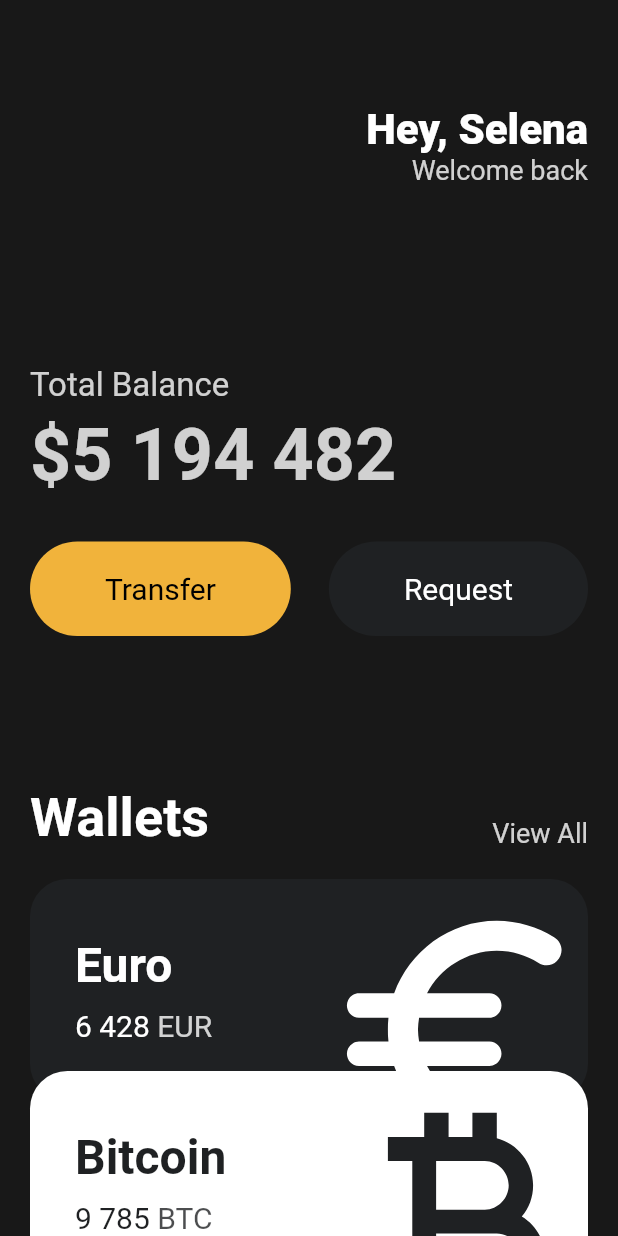
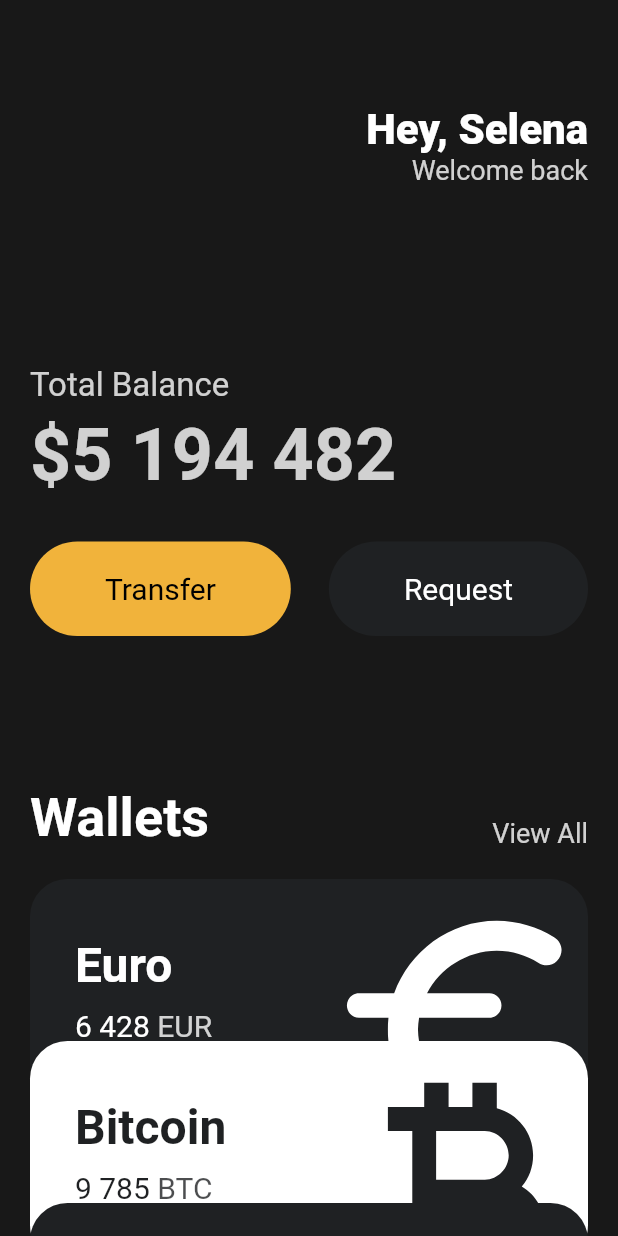
Before and after one commit to danpung2/flutter_toonflix, a Flutter app: the screen it shows after launch, on a phone screen of 412 x 824 dp. Run offline on Flutter 3.47's test engine with Material 2 defaults, Android fonts, the phone set to English and light mode, and no system bars.

Commit message:
modify: card offset int CurrencyCard

```diff
--- a/lib/main.dart
+++ b/lib/main.dart
@@ -120,26 +120,23 @@ class App extends StatelessWidget {
                   amount: "6 428",
                   icon: Icons.euro_rounded,
                   isInverted: false,
+                  order: 0,
                 ),
-                Transform.translate(
-                  offset: const Offset(0, -20),
-                  child: const CurrencyCard(
+                const CurrencyCard(
                   name: "Bitcoin",
                   code: "BTC",
                   amount: "9 785",
                   icon: Icons.currency_bitcoin,
                   isInverted: true,
+                  order: 1,
                 ),
-                ),
-                Transform.translate(
-                  offset: const Offset(0, -40),
-                  child: const CurrencyCard(
+                const CurrencyCard(
                   name: "Dollar",
                   code: "USD",
                   amount: "428",
                   icon: Icons.attach_money_outlined,
                   isInverted: false,
-                  ),
+                  order: 2,
                 ),
               ],
             ),
--- a/lib/widgets/currency_card.dart
+++ b/lib/widgets/currency_card.dart
@@ -5,6 +5,7 @@ class CurrencyCard extends StatelessWidget {
   final String name, code, amount;
   final IconData icon;
   final bool isInverted;
+  final int order;
   final _blackColor = const Color(0xFF1F2123);
 
   const CurrencyCard(
@@ -13,11 +14,14 @@ class CurrencyCard extends StatelessWidget {
       required this.code,
       required this.amount,
       required this.icon,
-      required this.isInverted});
+      required this.isInverted,
+      required this.order});
 
   @override
   Widget build(BuildContext context) {
-    return Container(
+    return Transform.translate(
+      offset: Offset(0, order * -40),
+      child: Container(
         clipBehavior: Clip.hardEdge,
         decoration: BoxDecoration(
           color: isInverted ? Colors.white : _blackColor,
@@ -57,7 +61,9 @@ class CurrencyCard extends StatelessWidget {
                       Text(
                         code,
                         style: TextStyle(
-                        color: isInverted ?  _blackColor.withOpacity(0.8) : Colors.white.withOpacity(0.8),
+                          color: isInverted
+                              ? _blackColor.withOpacity(0.8)
+                              : Colors.white.withOpacity(0.8),
                           fontSize: 20,
                         ),
                       ),
@@ -79,6 +85,7 @@ class CurrencyCard extends StatelessWidget {
             ],
           ),
         ),
+      ),
     );
   }
 }
```
Lines whose indentation alone changed are shown as unchanged.
